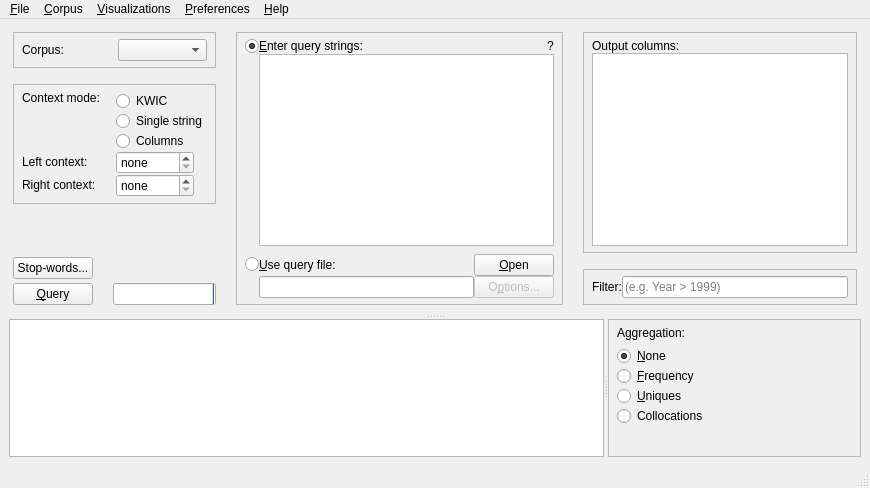
Qt form coquery/gui/coquery.ui (gkunter/coquery) before a commit.
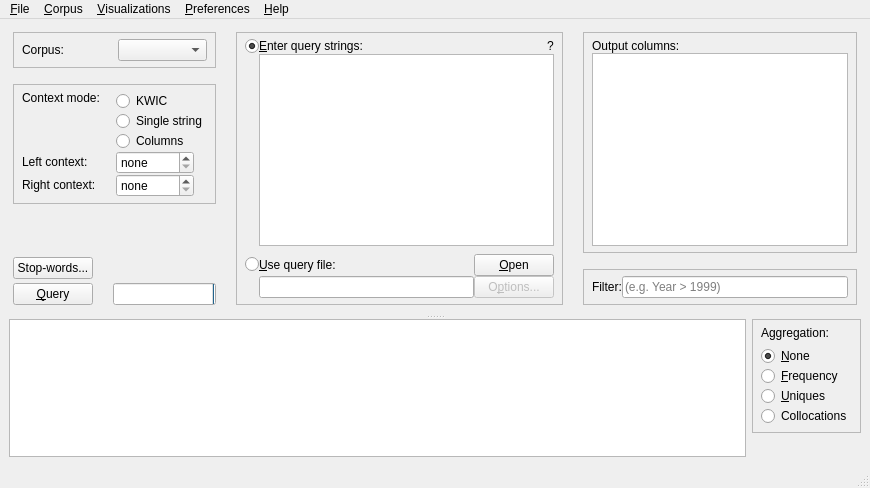
The same form after that commit. Icons and pictures are not drawn.

```diff
--- a/coquery/gui/coquery.ui
+++ b/coquery/gui/coquery.ui
@@ -846,7 +846,7 @@
        </layout>
       </widget>
       <widget class="QWidget" name="layoutWidget">
-       <layout class="QHBoxLayout" name="horizontalLayout_4" stretch="0">
+       <layout class="QHBoxLayout" name="horizontalLayout_4" stretch="0,0">
         <item>
          <widget class="QSplitter" name="splitter_2">
           <property name="orientation">
@@ -887,6 +887,11 @@
             <bool>true</bool>
            </property>
           </widget>
+         </widget>
+        </item>
+        <item>
+         <layout class="QVBoxLayout" name="verticalLayout_4" stretch="0,1">
+          <item>
           <widget class="QFrame" name="box_aggregation_mode">
            <property name="sizePolicy">
             <sizepolicy hsizetype="Fixed" vsizetype="Expanding">
@@ -900,7 +905,7 @@
            <property name="frameShadow">
             <enum>QFrame::Raised</enum>
            </property>
-           <layout class="QVBoxLayout" name="verticalLayout_6" stretch="0,0,0">
+            <layout class="QVBoxLayout" name="verticalLayout_6" stretch="0,0">
             <property name="spacing">
              <number>-1</number>
             </property>
@@ -1013,8 +1018,11 @@
               </item>
              </layout>
             </item>
+            </layout>
+           </widget>
+          </item>
             <item>
-             <spacer name="verticalSpacer">
+           <spacer name="verticalSpacer_3">
               <property name="orientation">
                <enum>Qt::Vertical</enum>
               </property>
@@ -1027,8 +1035,6 @@
              </spacer>
             </item>
            </layout>
-          </widget>
-         </widget>
         </item>
        </layout>
       </widget>
```
Lines whose indentation alone changed are shown as unchanged.
